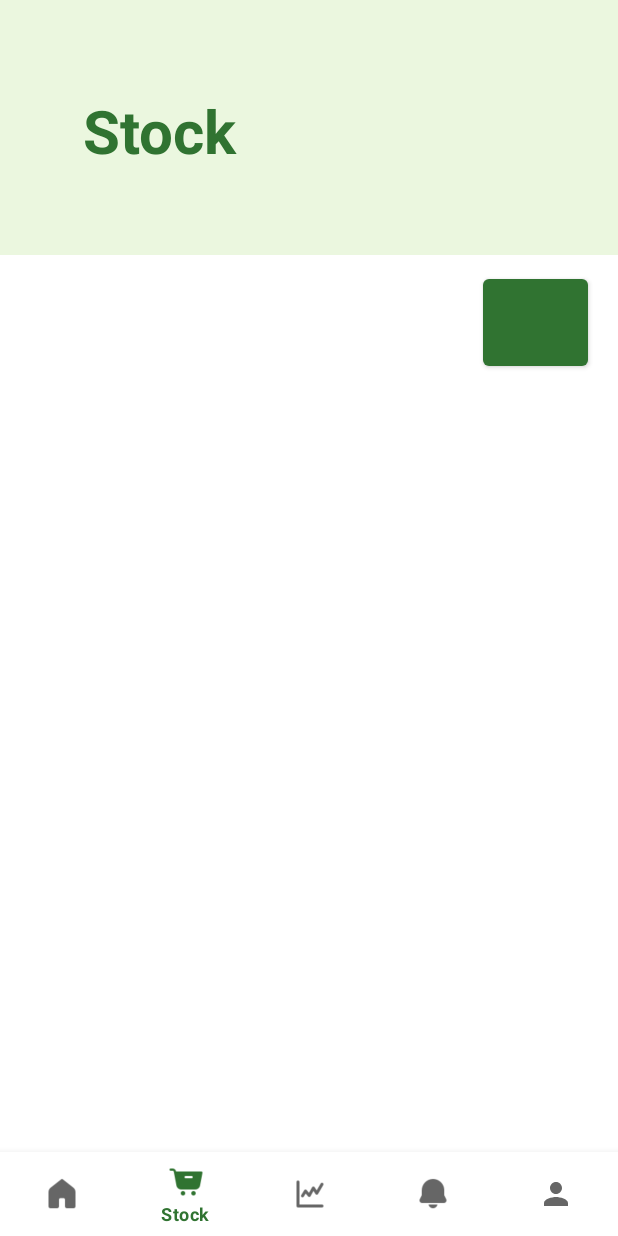
After one commit to rucitarenamesiasana/kelompokpedulipangan.github.io, an Android app: the StocksFragment screen opened through its navigation route, on a phone screen of 412 x 824 dp. The commit adds this screen. Run offline under Robolectric (Android 15) with nearby library versions, the phone set to English and light mode, and no system bars; our stand-ins replace navigation-ui.

Commit message:
UPDATE revisi + fragment uda bisa berpindah

```diff
--- a/app/src/main/java/com/example/pedulipangan/ui/login/login_Activity.java
+++ b/app/src/main/java/com/example/pedulipangan/ui/login/login_Activity.java
@@ -8,6 +8,7 @@ import android.widget.ImageView;
 import android.widget.TextView;
 import androidx.appcompat.app.AppCompatActivity;
 
+import com.example.pedulipangan.MainActivity;
 import com.example.pedulipangan.R;
 import com.example.pedulipangan.onboarding_Activity;
 import com.example.pedulipangan.register_Activity;
@@ -57,7 +58,7 @@ public class login_Activity extends AppCompatActivity {
     }
 
     public void toMain(){
-        Intent intent = new Intent(login_Activity.this, Homeactivity.class);
+        Intent intent = new Intent(login_Activity.this, MainActivity.class);
         startActivity(intent);
         finish();
     }
--- /dev/null
+++ b/app/src/main/java/com/example/pedulipangan/ui/stocks/StocksFragment.java
@@ -0,0 +1,40 @@
+package com.example.pedulipangan.ui.stocks;
+
+import android.os.Bundle;
+import android.view.LayoutInflater;
+import android.view.View;
+import android.view.ViewGroup;
+
+
+import androidx.annotation.NonNull;
+import androidx.annotation.Nullable;
+import androidx.fragment.app.Fragment;
+
+import com.example.pedulipangan.databinding.FragmentStocksBinding;
+
+public class StocksFragment extends Fragment {
+
+    private FragmentStocksBinding binding;
+
+    @Nullable
+    @Override
+    public View onCreateView(
+            @NonNull LayoutInflater inflater,
+            @Nullable ViewGroup container,
+            @Nullable Bundle savedInstanceState
+    ) {
+        binding = FragmentStocksBinding.inflate(inflater, container, false);
+        View root = binding.getRoot();
+
+        // Bisa tambahkan event ke button kalau mau:
+        // binding.btnPlus.setOnClickListener(v -> { ... });
+
+        return root;
+    }
+
+    @Override
+    public void onDestroyView() {
+        super.onDestroyView();
+        binding = null;
+    }
+}
--- a/app/src/main/res/layout/activity_main.xml
+++ b/app/src/main/res/layout/activity_main.xml
@@ -6,29 +6,39 @@
     android:layout_height="match_parent"
     tools:context=".MainActivity">
 
-    <!-- This is your NavHostFragment, where your fragments will be displayed -->
+    <!-- Toolbar untuk digunakan sebagai ActionBar -->
+    <androidx.appcompat.widget.Toolbar
+        android:id="@+id/toolbar"
+        android:layout_width="0dp"
+        android:layout_height="0dp"
+        android:background="?attr/colorPrimary"
+        android:theme="@style/ThemeOverlay.AppCompat.Dark.ActionBar"
+        app:layout_constraintTop_toTopOf="parent"
+        app:layout_constraintStart_toStartOf="parent"
+        app:layout_constraintEnd_toEndOf="parent" />
+
+    <!-- NavHostFragment untuk menampilkan fragment -->
     <androidx.fragment.app.FragmentContainerView
         android:id="@+id/nav_host_fragment"
         android:name="androidx.navigation.fragment.NavHostFragment"
         android:layout_width="0dp"
         android:layout_height="0dp"
+        app:layout_constraintTop_toBottomOf="@id/toolbar"
+        app:layout_constraintBottom_toTopOf="@id/bottomNavigation"
+        app:layout_constraintStart_toStartOf="parent"
+        app:layout_constraintEnd_toEndOf="parent"
         app:defaultNavHost="true"
-        app:layout_constraintBottom_toTopOf="@+id/bottom_navigation"
-        app:layout_constraintEnd_toEndOf="parent"
-        app:layout_constraintStart_toStartOf="parent"
-        app:layout_constraintTop_toTopOf="parent"
         app:navGraph="@navigation/mobile_navigation" />
-    <!-- This is your Bottom Navigation View -->
+
+    <!-- Bottom Navigation View -->
     <com.google.android.material.bottomnavigation.BottomNavigationView
-        android:id="@+id/bottom_navigation"
+        android:id="@+id/bottomNavigation"
         android:layout_width="0dp"
         android:layout_height="wrap_content"
-        android:layout_marginStart="0dp"
-        android:layout_marginEnd="0dp"
         android:background="?android:attr/windowBackground"
         app:layout_constraintBottom_toBottomOf="parent"
-        app:layout_constraintLeft_toLeftOf="parent"
-        app:layout_constraintRight_toRightOf="parent"
+        app:layout_constraintStart_toStartOf="parent"
+        app:layout_constraintEnd_toEndOf="parent"
         app:menu="@menu/bottom_nav_menu" />
 
 </androidx.constraintlayout.widget.ConstraintLayout>
--- a/app/src/main/res/layout/fragment_home.xml
+++ b/app/src/main/res/layout/fragment_home.xml
@@ -5,6 +5,7 @@
     android:layout_width="match_parent"
     android:layout_height="match_parent"
     android:background="#EBF7DF"
+    android:id="@+id/navigation_home"
     tools:context=".ui.home.HomeFragment">
 
 
--- a/app/src/main/res/layout/fragment_notifications.xml
+++ b/app/src/main/res/layout/fragment_notifications.xml
@@ -4,6 +4,7 @@
     xmlns:tools="http://schemas.android.com/tools"
     android:layout_width="match_parent"
     android:layout_height="match_parent"
+    android:id="@+id/navigation_notifications"
     tools:context=".ui.notifications.NotificationsFragment">
 
     <TextView
--- a/app/src/main/res/layout/fragment_profile_fragment.xml
+++ b/app/src/main/res/layout/fragment_profile_fragment.xml
@@ -3,7 +3,8 @@
     xmlns:tools="http://schemas.android.com/tools"
     android:layout_width="match_parent"
     android:layout_height="match_parent"
-    tools:context=".ui.profile.profile_fragment">
+    android:id="@+id/navigation_profile"
+    tools:context=".ui.profile.ProfileFragment">
 
     <!-- TODO: Update blank fragment layout -->
     <TextView
--- a/app/src/main/res/layout/fragment_statistics_fragment.xml
+++ b/app/src/main/res/layout/fragment_statistics_fragment.xml
@@ -4,7 +4,8 @@
     xmlns:tools="http://schemas.android.com/tools"
     android:layout_width="match_parent"
     android:layout_height="match_parent"
-    tools:context=".ui.statisticsfragment.statistics_fragment">
+    android:id="@+id/navigation_statistics"
+    tools:context=".ui.statisticsfragment.StatisticsFragment">
 
     <LinearLayout
         android:layout_width="match_parent"
@@ -47,8 +48,7 @@
                 android:layout_width="match_parent"
                 android:layout_height="wrap_content"
                 android:layout_marginLeft="35dp"
-                android:layout_marginRight="35dp"
-                android:src="@drawable/statistik" />
+                android:layout_marginRight="35dp" />
         </LinearLayout>
     </LinearLayout>
 </FrameLayout>
--- a/app/src/main/res/layout/fragment_stocks.xml
+++ b/app/src/main/res/layout/fragment_stocks.xml
@@ -4,7 +4,8 @@
     xmlns:tools="http://schemas.android.com/tools"
     android:layout_width="match_parent"
     android:layout_height="match_parent"
-    tools:context=".ui.stocks.stocksfragments">
+    android:id="@+id/navigation_stocks"
+    tools:context=".ui.stocks.StocksFragment">
 
     <LinearLayout
         android:layout_width="match_parent"
@@ -40,8 +41,7 @@
                 android:layout_marginLeft="0dp"
                 android:layout_marginRight="180dp"
                 android:layout_height="match_parent"
-                android:layout_weight="1"
-                android:src="@drawable/sayur" />
+                android:layout_weight="1" />
         </LinearLayout>
 
         <LinearLayout
@@ -54,7 +54,6 @@
                 android:layout_width="70dp"
                 android:layout_height="70dp"
                 android:layout_gravity="end"
-                android:background="@drawable/plus"
                 android:layout_marginTop="10dp"
                 android:layout_marginLeft="355dp"
                 android:layout_marginRight="20dp"/>
--- a/app/src/main/res/navigation/mobile_navigation.xml
+++ b/app/src/main/res/navigation/mobile_navigation.xml
@@ -13,25 +13,25 @@
 
     <fragment
         android:id="@+id/navigation_notifications"
-        android:name="com.example.pedulipangan.ui.notifications.NotificationsFragment"
+        android:name="com.example.pedulipangan.ui.stocks.NotificationsFragment"
         android:label="@string/title_notifications"
         tools:layout="@layout/fragment_notifications" />
 
     <fragment
         android:id="@+id/navigation_stocks"
-        android:name="com.example.pedulipangan.ui.stocks.stocksfragments"
-        android:label="Stocks"
+        android:name="com.example.pedulipangan.ui.stocks.StocksFragment"
+        android:label="@string/title_stock"
         tools:layout="@layout/fragment_stocks" />
 
     <fragment
         android:id="@+id/navigation_statistics"
-        android:name="com.example.pedulipangan.ui.statisticsfragment.statistics_fragment"
-        android:label="Stocks"
+        android:name="com.example.pedulipangan.ui.stocks.StatisticsFragment"
+        android:label="@string/title_statistics"
         tools:layout="@layout/fragment_statistics_fragment" />
 
     <fragment
         android:id="@+id/navigation_profile"
-        android:name="com.example.pedulipangan.ui.profile.profile_fragment"
-        android:label="Stocks"
+        android:name="com.example.pedulipangan.ui.profile.ProfileFragment"
+        android:label="@string/title_profile"
         tools:layout="@layout/fragment_profile_fragment" />
 </navigation>
```
Also changed, not shown: app/src/main/AndroidManifest.xml (+5 -3 lines), app/src/main/java/com/example/pedulipangan/MainActivity.java (+21 -12 lines), app/src/main/java/com/example/pedulipangan/ui/notifications/NotificationsFragment.kt (+7 -20 lines), app/src/main/java/com/example/pedulipangan/ui/profile/ProfileFragment.java (added, +45 -0 lines), app/src/main/java/com/example/pedulipangan/ui/profile/profile_fragment.java (deleted, +0 -66 lines), app/src/main/java/com/example/pedulipangan/ui/statisticsfragment/StatisticsFragment.java (added, +38 -0 lines), app/src/main/java/com/example/pedulipangan/ui/statisticsfragment/statistics_fragment.java (deleted, +0 -66 lines), app/src/main/java/com/example/pedulipangan/ui/stocks/stocksfragments.java (deleted, +0 -66 lines).
